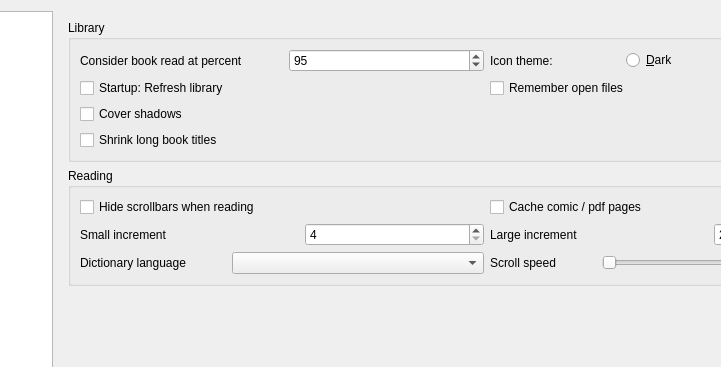
luhuaei/lector, file lector/resources/raw/settings.ui: the form before one commit; both pictures show x 214 to 935 and y 0 to 367 of the 1139 by 612 pixel window.
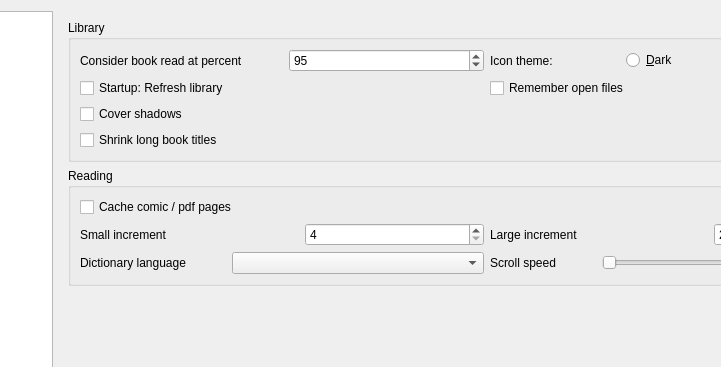
The form after the commit. The open tabs and pages were chosen to show the change. Custom widgets are drawn as their Qt base class.

Commit message: remove scrollbar setting, always hide

Patch:
```diff
--- a/lector/resources/raw/settings.ui
+++ b/lector/resources/raw/settings.ui
@@ -189,17 +189,6 @@
                <layout class="QVBoxLayout" name="verticalLayout_3">
                 <item>
                  <layout class="QHBoxLayout" name="horizontalLayout_6">
-                  <item>
-                   <widget class="QCheckBox" name="hideScrollBars">
-                    <property name="toolTip">
-                     <string>Horizontal scrolling with Alt + Scroll
-Reopen book to see changes</string>
-                    </property>
-                    <property name="text">
-                     <string>Hide scrollbars when reading</string>
-                    </property>
-                   </widget>
-                  </item>
                   <item>
                    <widget class="QCheckBox" name="cachingEnabled">
                     <property name="toolTip">
```
The commit also changes 4 other files.
